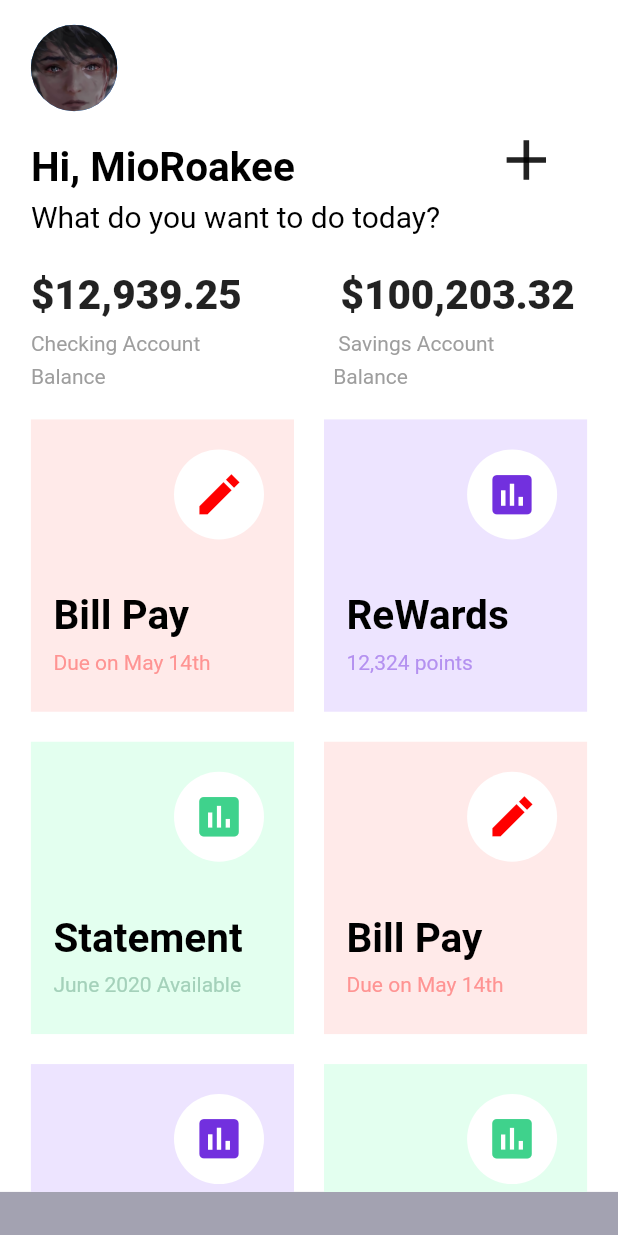
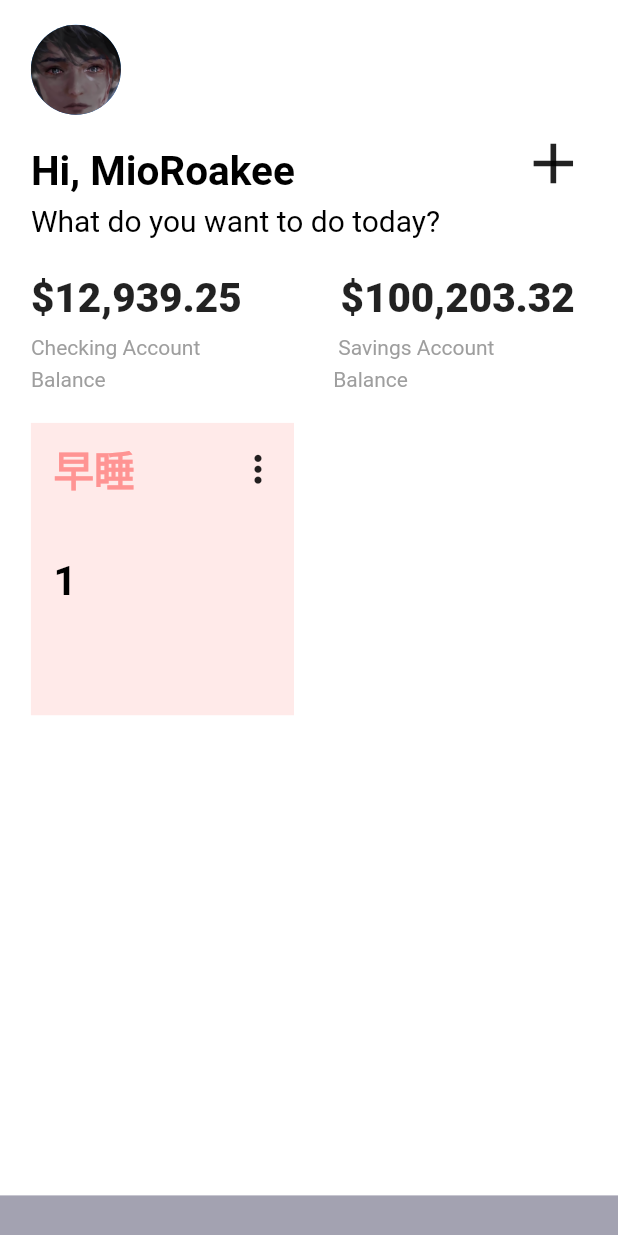
Before and after one commit to MooRoakee/flutter_set_habit, a Flutter app: the screen it shows after launch, on a phone screen of 412 x 824 dp. Run offline on Flutter 3.47's test engine with Material 2 defaults, Android fonts, the light colour scheme and no system bars; our stand-ins replace flutter_spinkit, get; missing offline and left inert: dart:ffi, webdav.

Commit message:
<refactor>: 修改Habit显示形式

```diff
--- a/lib/others/constant.dart
+++ b/lib/others/constant.dart
@@ -1,75 +1,115 @@
+import 'package:flutter/cupertino.dart';
 import 'package:flutter/material.dart';
+import 'package:flutter/widgets.dart';
 
 List<Widget> habit = [];
-// List<Widget> habit = List.generate(
-//     30,
-//     (index) => Container(
-//           color: Color.fromRGBO(227, 255, 239, 1),
-//         ));
 
-class buildHabit2 extends StatelessWidget {
-  buildHabit2(
-      {Key key,
-      this.colorOfIcon,
-      this.colorOfTime,
-      this.colorOfbackG,
-      this.icon,
-      this.subTitle,
-      this.title})
-      : super(key: key);
+class HabitColorType {
+  static int red = 0;
+  static int green = 1;
+  static int purple = 2;
+}
 
-  Color colorOfbackG;
-  Color colorOfIcon;
-  Color colorOfTime;
-  String title;
-  String subTitle;
-  IconData icon;
+class HabitDayType {
+  static int red = 0;
+  static int green = 1;
+  static int purple = 2;
+}
 
+class HabitItem extends StatefulWidget {
+  HabitItem(this.nameItem,this.habitColorType,this.habitDayType,{Key key}) : super(key: key);
+  final String nameItem;
+  final int habitColorType;
+  final int habitDayType;
+
+  @override
+  _HabitItemState createState() => _HabitItemState();
+}
+
+class _HabitItemState extends State<HabitItem> {
+  Color colorName;
+  Color colorBackGround;
+  Color colorProgressBar;
+  bool ifEdit;
+
+  @override
+  void initState() {
+    super.initState();
+
+    ifEdit = false;
+    switch(widget.habitColorType){
+      case 0:
+        colorName = Color.fromRGBO(255, 148, 147, 1);
+        colorBackGround = Color.fromRGBO(255, 234, 233, 1);
+        colorProgressBar = Color(0xFFF08281);
+        break;
+      case 1:
+        break;
+      case 2:
+        break;
+    }
+  }
+
+  @override
   Widget build(BuildContext context) {
-    return InkWell(
-      child: Container(
-        color: colorOfbackG,
-        child: Column(
-          children: [
-            Padding(
-              padding: EdgeInsets.only(right: 20, top: 20),
-              child: Align(
-                alignment: Alignment.centerRight,
-                child: CircleAvatar(
-                  radius: 30,
-                  backgroundColor: Colors.white,
-                  child: Icon(
-                    icon,
-                    color: colorOfIcon,
-                    size: 35,
-                  ),
-                ),
+    return Container(
+      color: colorBackGround,
+      child: Column(
+        children: [
+          Row(
+            mainAxisAlignment: MainAxisAlignment.spaceBetween,
+            children: [
+              Padding(
+                padding: EdgeInsets.only(left: 15, top: 7),
+                child: Align(
+                    alignment: Alignment.centerLeft,
+                    child: Text(
+                      widget.nameItem,
+                      overflow: TextOverflow.ellipsis,
+                      style: TextStyle(
+                          color: colorName,
+                          fontSize: 27,
+                          fontWeight: FontWeight.bold),
+                    )),
+              ),
+              Padding(
+                  padding: EdgeInsets.only(right: 0, top: 7),
+                  child: IconButton(
+                      icon: Icon(Icons.more_vert,size: 29,), onPressed: ()=>{
+                    ifEdit = !ifEdit
+                  }))
+            ],
+          ),
+
+          // Padding(
+          //   padding: EdgeInsets.only(right: 20, top: 20),
+          //   child: Align(
+          //     alignment: Alignment.centerRight,
+          //     child: CircleAvatar(
+          //       radius: 30,
+          //       backgroundColor: Colors.white,
+          //       child: Icon(
+          //         icon,
+          //         color: colorOfIcon,
+          //         size: 35,
+          //       ),
+          //     ),
+          //   ),
+          // ),
+          Padding(
+            padding: EdgeInsets.only(top: 35.0, left: 15),
+            child: Align(
+              alignment: Alignment.centerLeft,
+              child: Text(
+                widget.habitDayType.toString(),
+                style: TextStyle(
+                    color: Colors.black,
+                    fontSize: 27,
+                    fontWeight: FontWeight.bold),
               ),
             ),
-            Padding(
-              padding: EdgeInsets.only(top: 35.0, left: 15),
-              child: Align(
-                alignment: Alignment.centerLeft,
-                child: Text(
-                  title,
-                  style: TextStyle(
-                      color: Colors.black,
-                      fontSize: 27,
-                      fontWeight: FontWeight.bold),
-                ),
-              ),
-            ),
-            Padding(
-              padding: EdgeInsets.only(left: 15, top: 7),
-              child: Align(
-                  alignment: Alignment.centerLeft,
-                  child: Text(
-                    subTitle,
-                    style: TextStyle(color: colorOfTime),
-                  )),
-            ),
-          ],
-        ),
+          ),
+        ],
       ),
     );
   }
@@ -80,28 +120,54 @@ Container buildHabit(
   Color colorOfIcon,
   Color colorOfTime,
   String title,
-  String subTitle,
+  String nameOfHabit,
   IconData icon,
 ) {
+  bool ifEdit = false;
   return Container(
     color: colorOfbackG,
     child: Column(
       children: [
-        Padding(
-          padding: EdgeInsets.only(right: 20, top: 20),
-          child: Align(
-            alignment: Alignment.centerRight,
-            child: CircleAvatar(
-              radius: 30,
-              backgroundColor: Colors.white,
-              child: Icon(
-                icon,
-                color: colorOfIcon,
-                size: 35,
-              ),
+        Row(
+          mainAxisAlignment: MainAxisAlignment.spaceBetween,
+          children: [
+            Padding(
+              padding: EdgeInsets.only(left: 15, top: 7),
+              child: Align(
+                  alignment: Alignment.centerLeft,
+                  child: Text(
+                    nameOfHabit,
+                    overflow: TextOverflow.ellipsis,
+                    style: TextStyle(
+                        color: colorOfTime,
+                        fontSize: 27,
+                        fontWeight: FontWeight.bold),
+                  )),
             ),
-          ),
+            Padding(
+                padding: EdgeInsets.only(right: 0, top: 7),
+                child: IconButton(
+                    icon: Icon(Icons.more_vert), onPressed: ()=>{
+                      ifEdit = !ifEdit
+                }))
+          ],
         ),
+
+        // Padding(
+        //   padding: EdgeInsets.only(right: 20, top: 20),
+        //   child: Align(
+        //     alignment: Alignment.centerRight,
+        //     child: CircleAvatar(
+        //       radius: 30,
+        //       backgroundColor: Colors.white,
+        //       child: Icon(
+        //         icon,
+        //         color: colorOfIcon,
+        //         size: 35,
+        //       ),
+        //     ),
+        //   ),
+        // ),
         Padding(
           padding: EdgeInsets.only(top: 35.0, left: 15),
           child: Align(
@@ -115,15 +181,6 @@ Container buildHabit(
             ),
           ),
         ),
-        Padding(
-          padding: EdgeInsets.only(left: 15, top: 7),
-          child: Align(
-              alignment: Alignment.centerLeft,
-              child: Text(
-                subTitle,
-                style: TextStyle(color: colorOfTime),
-              )),
-        ),
       ],
     ),
   );
--- a/lib/page/home.dart
+++ b/lib/page/home.dart
@@ -36,39 +36,41 @@ class _MyAppState extends State<Home> with TickerProviderStateMixin {
       )
       ..duration = Duration(milliseconds: 200);
 
-    int i = 0;
-    while (i < 2) {
-      i++;
-      habit.add(buildHabit(
-        Color.fromRGBO(255, 234, 233, 1),
-        Color.fromRGBO(255, 0, 0, 1),
-        Color.fromRGBO(255, 148, 147, 1),
-        'Bill Pay',
-        'Due on May 14th',
-        Icons.create_sharp,
-      ));
-      habit.add(buildHabit(
-          Color.fromRGBO(237, 228, 255, 1),
-          Color.fromRGBO(114, 48, 222, 1),
-          Color.fromRGBO(180, 145, 240, 1),
-          'ReWards',
-          '12,324 points',
-          Icons.insert_chart));
-
-      habit.add(buildHabit(
-          Color.fromRGBO(227, 255, 239, 1),
-          Color.fromRGBO(63, 210, 140, 1),
-          Color.fromRGBO(164, 209, 186, 1),
-          'Statement',
-          'June 2020 Available',
-          Icons.insert_chart));
-    }
+    // int i = 0;
+    // while (i < 1) {
+    //   i++;
+    //   habit.add(buildHabit(
+    //     Color.fromRGBO(255, 234, 233, 1),
+    //     Color.fromRGBO(255, 0, 0, 1),
+    //     Color.fromRGBO(255, 148, 147, 1),
+    //     'Bill Pay',
+    //     '$i',
+    //     Icons.create_sharp,
+    //   ));
+    //   habit.add(buildHabit(
+    //       Color.fromRGBO(237, 228, 255, 1),
+    //       Color.fromRGBO(114, 48, 222, 1),
+    //       Color.fromRGBO(180, 145, 240, 1),
+    //       'ReWards',
+    //       '${i+1}',
+    //       Icons.insert_chart));
+    //
+    //   habit.add(buildHabit(
+    //       Color.fromRGBO(227, 255, 239, 1),
+    //       Color.fromRGBO(63, 210, 140, 1),
+    //       Color.fromRGBO(164, 209, 186, 1),
+    //       'Statement',
+    //       '${i+2}',
+    //       Icons.insert_chart));
+    // }
   }
 
   @override
   Widget build(Object context) {
+    habit.add(HabitItem("早睡", HabitColorType.red, 1));
+
     var width = MediaQuery.of(context).size.width; //返回context所在的窗口宽度
-    height = MediaQuery.of(context).size.height; //返回context所在的窗口高度
+    var height = MediaQuery.of(context).size.height; //返回context所在的窗口高度
 
     return SafeArea(
         child: AnimatedContainer(
@@ -185,13 +187,11 @@ class _MyAppState extends State<Home> with TickerProviderStateMixin {
                     child: Builder(builder: (iconContext) {
                       return InkWell(
                         onTap: () {
-                          Navigator.of(context).push(RippleRoute(
-                              drawer_stack(),
-                                  RouteConfig.fromContext(iconContext)));
-
+                          Navigator.of(context).push(RippleRoute(drawer_stack(),
+                              RouteConfig.fromContext(iconContext)));
                         },
                         child: CircleAvatar(
-                          radius: width * 0.07,
+                          radius: 30,
                           backgroundImage: AssetImage('assets/img/profile.png'),
                         ),
                       );
@@ -203,7 +203,7 @@ class _MyAppState extends State<Home> with TickerProviderStateMixin {
               ///====================================
               ///客套话
               ///====================================
-              Row(children: [
+              Row(mainAxisAlignment: MainAxisAlignment.spaceBetween, children: [
                 Padding(
                   padding:
                       EdgeInsets.only(left: width * 0.05, top: height * 0.025),
@@ -218,11 +218,8 @@ class _MyAppState extends State<Home> with TickerProviderStateMixin {
                     ),
                   ),
                 ),
-                SizedBox(
-                  width: width * 0.32,
-                ),
                 Padding(
-                  padding: EdgeInsets.only(top: 10),
+                  padding: EdgeInsets.only(top: 10,right: width*0.05),
                   child: _buildPausePlayIcon(),
                 )
               ]),
```
Also changed, not shown: pubspec.lock.
